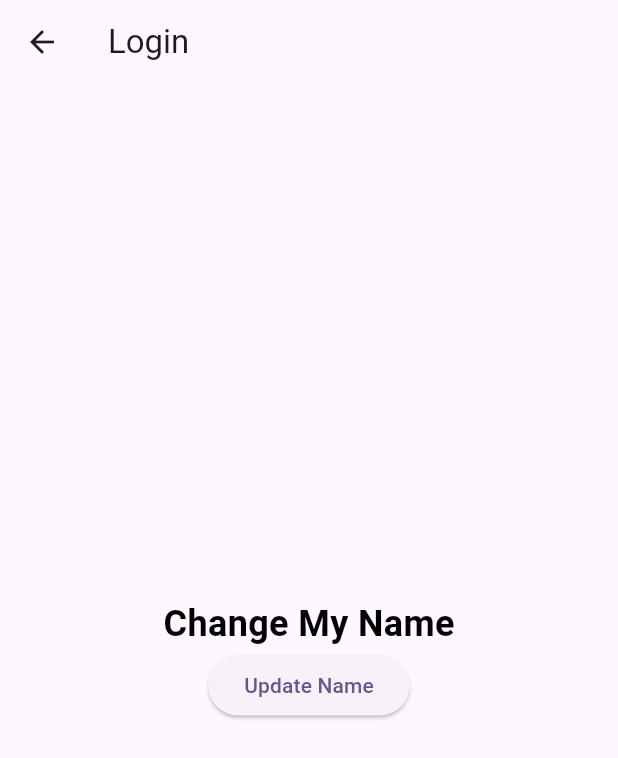
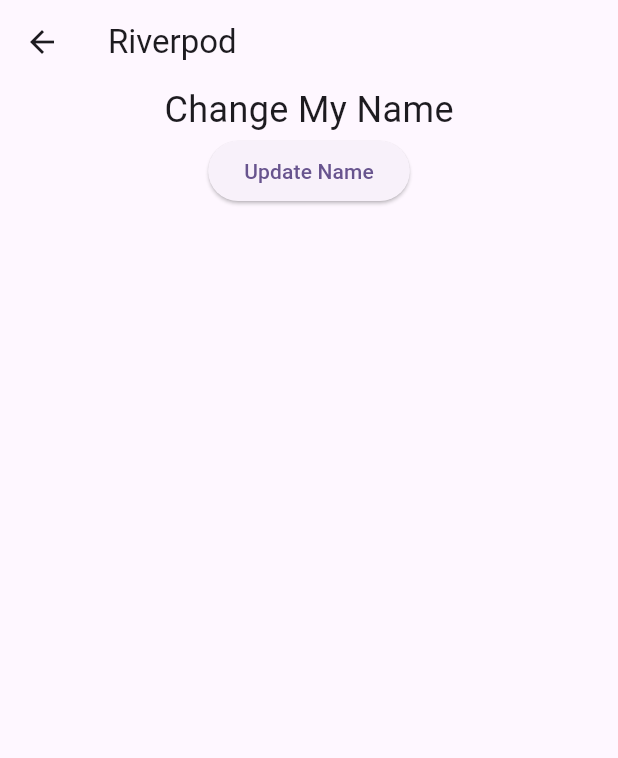
Before and after one commit to pritesh4333/FlutterCleanArchitectureRiverpod, a Flutter app: the screen it shows after launch, after a tap on "Riverpod Testing", on a phone screen of 412 x 824 dp. Shown: the top 758 px of the screen. Run offline on Flutter 3.47's test engine with Material 3 defaults, Android fonts, the phone set to English and light mode, and no system bars; our stand-ins replace dio, flutter_riverpod, fpdart, go_router; missing offline and left inert: asn1lib, encrypt, pointycastle.

Commit message:
State management dynamic list add

```diff
--- a/lib/core/router/app_router.dart
+++ b/lib/core/router/app_router.dart
@@ -37,7 +37,7 @@ final appRouterProvider = Provider<GoRouter>((ref) {
       ),
       GoRoute(
         path: RouteNames.statetesting,
-        builder: (context, state) => const StateTesing(),
+        builder: (context, state) => const StateTesting(),
       ),
       GoRoute(
         path: '/order-book/detail',
--- a/lib/features/riverpodPractice/StateTesting.dart
+++ b/lib/features/riverpodPractice/StateTesting.dart
@@ -1,97 +1,34 @@
-import 'dart:math';
-
 import 'package:flutter/material.dart';
 import 'package:flutter_riverpod/flutter_riverpod.dart';
+import 'name_provider.dart';
 
-class StateTesing extends ConsumerStatefulWidget {
-  const StateTesing({super.key});
+class StateTesting extends ConsumerWidget {
+  const StateTesting({super.key});
 
   @override
-  ConsumerState<StateTesing> createState() => _StateTesingState();
-}
+  Widget build(BuildContext context, WidgetRef ref) {
+    final currentName = ref.watch(currentNameProvider);
+    final listNames = ref.watch(nameListProvider);
 
-class _StateTesingState extends ConsumerState<StateTesing> {
-  final List<String> names = [
-    'Aarav Sharma',
-    'Ishaan Verma',
-    'Rohan Malhotra',
-    'Kabir Singh',
-    'Vivaan Gupta',
-    'Ananya Iyer',
-    'Diya Kapoor',
-    'Saanvi Reddy',
-    'Myra Nair',
-    'Kiara Joshi',
-    'Arjun Mehta',
-    'Neha Kulkarni',
-    'Rahul Chopra',
-    'Priya Desai',
-    'Vikram Rao',
-  ];
-
-
-
-  @override
-  Widget build(BuildContext context) {
-    return PopScope(
-        canPop: true,
-        onPopInvokedWithResult: (didPop, result) {
-          if (didPop) {
-            ref.read(updateText.notifier).state = "Default"; // reset manually
-          }
-        },
-     child: Scaffold(
-      appBar: AppBar(
-        title: const Text('Login'),
-        backgroundColor: Theme.of(context).colorScheme.surface,
-        // pin explicitly
-        surfaceTintColor: Colors.transparent,
-        shadowColor: Colors.transparent,
-        scrolledUnderElevation: 0, // prevents elevation change on scroll
-      ),
-      body: SafeArea(
-        child: Center(
-          child: SingleChildScrollView(
-            padding: const EdgeInsets.symmetric(horizontal: 24, vertical: 32),
-            child: ConstrainedBox(
-              constraints: const BoxConstraints(maxWidth: 420),
-              child: Column(
-                crossAxisAlignment: CrossAxisAlignment.center,
-                children: [
-                  // Only this Consumer rebuilds when textProvider changes
-                  Consumer(
-                    builder: (context, ref, _) {
-                       return Text(
-                        ref.watch(updateText),
-                        style: const TextStyle(
-                          fontSize: 24,
-                          fontWeight: FontWeight.w600,
-                          color: Colors.black,
-                        ),
-                      );
-                    },
-                  ),
-                  ElevatedButton(
-                    onPressed: (){
-                      final random = Random();
-
-                         ref.read(updateText.notifier).state = names[random.nextInt(names.length)];
-                     },
-                    child:  const Text('Update Name'),
-                  ),
-                ],
+    return Scaffold(
+      appBar: AppBar(title: const Text('Riverpod')),
+      body: Column(
+        children: [
+          Text(currentName, style: const TextStyle(fontSize: 24)),
+          ElevatedButton(
+            onPressed: () => pickRandomName(ref),
+            child: const Text('Update Name'),
+          ),
+          Expanded(
+            child: ListView.builder(
+              itemCount: listNames.length,
+              itemBuilder: (context, index) => ListTile(
+                title: Text(listNames[index]),
               ),
             ),
           ),
-        ),
+        ],
       ),
-    )
     );
   }
 }
-
-
-
-final updateText = StateProvider.autoDispose<String>((ref){
-  return "Change My Name";
-});
--- /dev/null
+++ b/lib/features/riverpodPractice/name_provider.dart
@@ -0,0 +1,29 @@
+// name_provider.dart
+import 'dart:math';
+import 'package:flutter_riverpod/flutter_riverpod.dart';
+
+final List<String> names = [
+  'Aarav Sharma', 'Ishaan Verma', 'Rohan Malhotra', 'Kabir Singh',
+  'Vivaan Gupta', 'Ananya Iyer', 'Diya Kapoor', 'Saanvi Reddy',
+  'Myra Nair', 'Kiara Joshi', 'Arjun Mehta', 'Neha Kulkarni',
+  'Rahul Chopra', 'Priya Desai', 'Vikram Rao',
+];
+
+final currentNameProvider = StateProvider.autoDispose<String>((ref) {
+  return "Change My Name";
+});
+
+final nameListProvider = StateProvider.autoDispose<List<String>>((ref) {
+  return [];
+});
+
+void pickRandomName(WidgetRef ref) {
+  final random = Random();
+  final newName = names[random.nextInt(names.length)];
+
+  ref.read(currentNameProvider.notifier).state = newName;
+  ref.read(nameListProvider.notifier).state = [
+    ...ref.read(nameListProvider),
+    newName,
+  ];
+}
```
